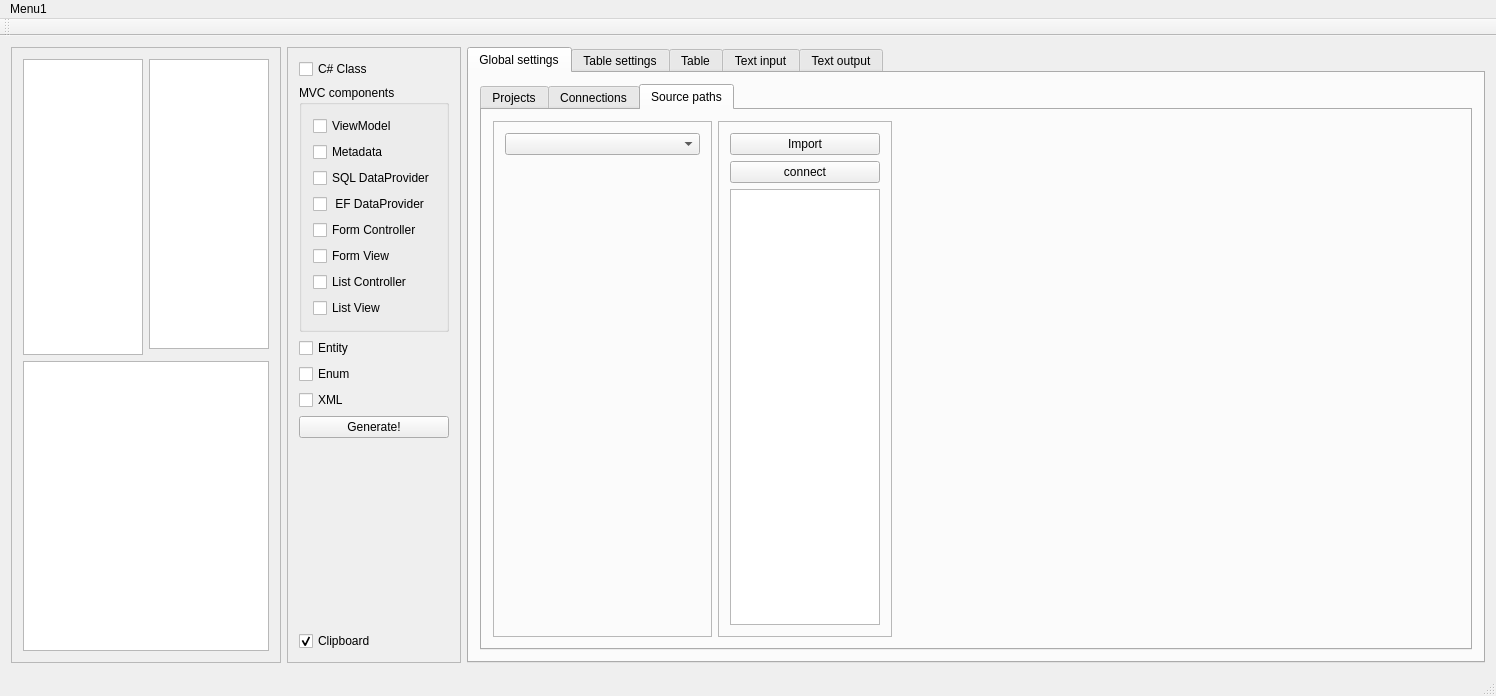
Old version of the form retek2.ui in the repository horvathzoltan/retek2.
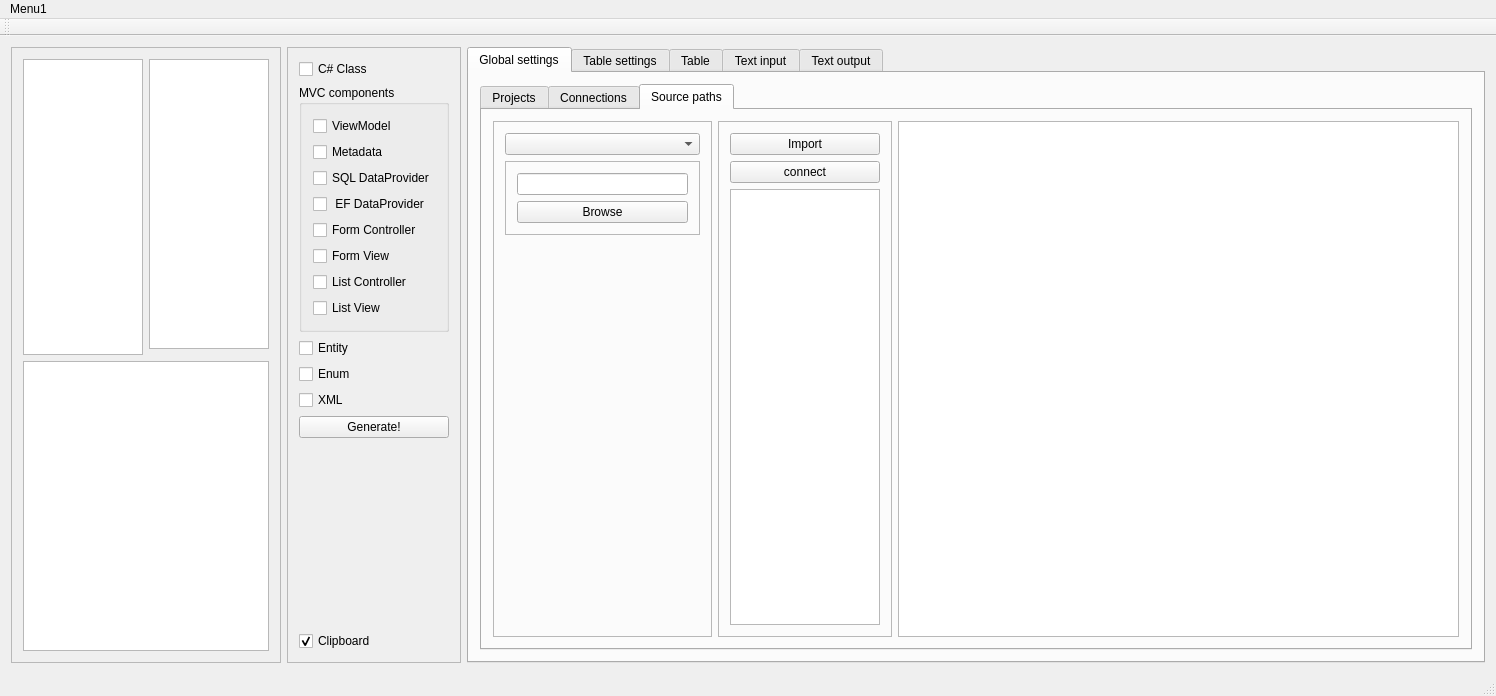
New version of the form. The open tabs and pages were chosen to show the change. Icons and pictures are not drawn.

Patch:
```diff
--- a/retek2.ui
+++ b/retek2.ui
@@ -746,6 +746,12 @@
            <layout class="QHBoxLayout" name="horizontalLayout_5">
             <item>
              <widget class="QFrame" name="frame_11">
+              <property name="sizePolicy">
+               <sizepolicy hsizetype="Preferred" vsizetype="Preferred">
+                <horstretch>0</horstretch>
+                <verstretch>0</verstretch>
+               </sizepolicy>
+              </property>
               <property name="frameShape">
                <enum>QFrame::StyledPanel</enum>
               </property>
@@ -763,6 +769,44 @@
                  </property>
                 </widget>
                </item>
+               <item>
+                <widget class="QFrame" name="frame_14">
+                 <property name="frameShape">
+                  <enum>QFrame::StyledPanel</enum>
+                 </property>
+                 <property name="frameShadow">
+                  <enum>QFrame::Raised</enum>
+                 </property>
+                 <layout class="QVBoxLayout" name="verticalLayout_13">
+                  <item>
+                   <widget class="QLineEdit" name="lineEdit_sourcepath">
+                    <property name="sizePolicy">
+                     <sizepolicy hsizetype="Preferred" vsizetype="Fixed">
+                      <horstretch>0</horstretch>
+                      <verstretch>0</verstretch>
+                     </sizepolicy>
+                    </property>
+                    <property name="readOnly">
+                     <bool>true</bool>
+                    </property>
+                   </widget>
+                  </item>
+                  <item>
+                   <widget class="QPushButton" name="pushButton_sourcepath">
+                    <property name="sizePolicy">
+                     <sizepolicy hsizetype="Preferred" vsizetype="Preferred">
+                      <horstretch>0</horstretch>
+                      <verstretch>0</verstretch>
+                     </sizepolicy>
+                    </property>
+                    <property name="text">
+                     <string>Browse</string>
+                    </property>
+                   </widget>
+                  </item>
+                 </layout>
+                </widget>
+               </item>
                <item>
                 <spacer name="verticalSpacer_4">
                  <property name="orientation">
@@ -834,17 +878,14 @@
              </widget>
             </item>
             <item>
-             <spacer name="horizontalSpacer_4">
-              <property name="orientation">
-               <enum>Qt::Horizontal</enum>
-              </property>
-              <property name="sizeHint" stdset="0">
+             <widget class="QTextBrowser" name="textBrowser_sources">
+              <property name="minimumSize">
                <size>
-                <width>40</width>
-                <height>20</height>
+                <width>400</width>
+                <height>0</height>
                </size>
               </property>
-             </spacer>
+             </widget>
             </item>
            </layout>
           </widget>
```
Left out of the diff: 41 changed lines with no effect on the pictures.
